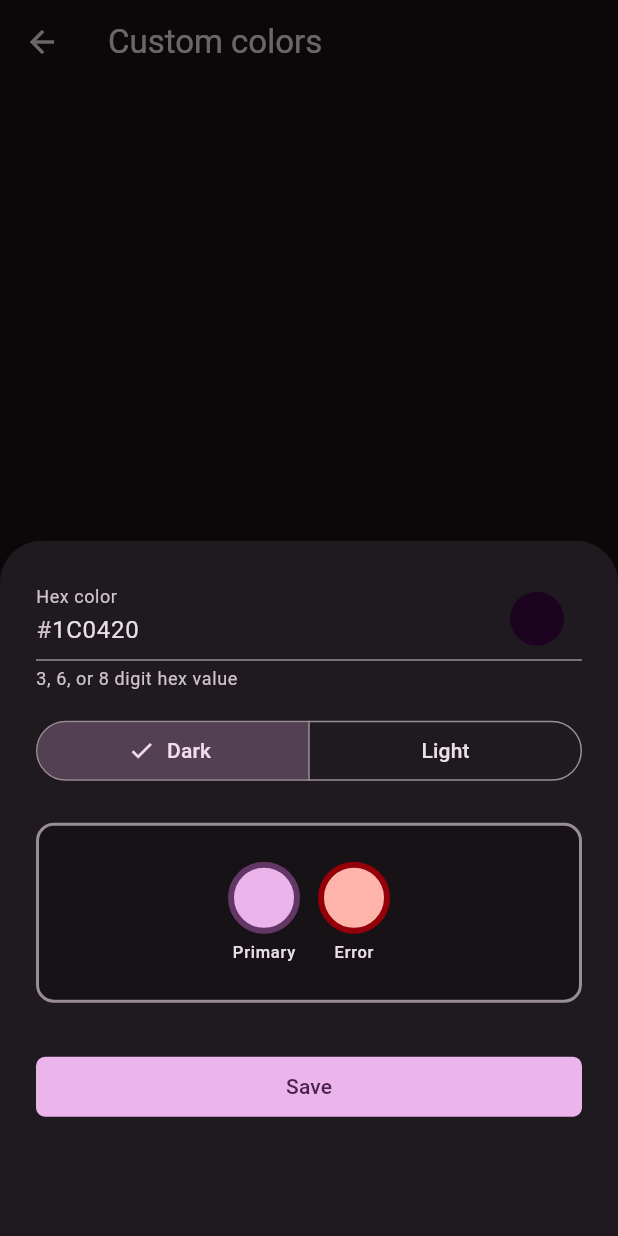
After one commit to likhithpraveenk/sudoku, a Flutter app: the CustomColorsScreen screen opened directly, after a tap on the "add" icon, on a phone screen of 412 x 824 dp. The commit adds this screen. Run offline on Flutter 3.47's test engine with Material 3 defaults, Android fonts, the phone set to English and light mode, and no system bars; our stand-ins replace flutter_riverpod, hive_ce, hive_ce_flutter; accounts and stored records are empty.

Commit message:
add custom colors screen

```diff
--- a/lib/presentation/models/theme_config.dart
+++ b/lib/presentation/models/theme_config.dart
@@ -48,7 +48,43 @@ class ThemeConfig {
   }
 }
 
-extension ColorToHex on Color {
-  String toHex() =>
-      '#${(toARGB32() & 0xFFFFFF).toRadixString(16).padLeft(6, '0').toUpperCase()}';
+extension ColorExtensions on Color {
+  String toHex() {
+    final argb = toARGB32();
+    return '#${argb.toRadixString(16).padLeft(8, '0')}'.toUpperCase();
+  }
+
+  String toHexNoAlpha({bool addHash = false}) {
+    final argb = toARGB32();
+    final result = (argb & 0xFFFFFF)
+        .toRadixString(16)
+        .padLeft(6, '0')
+        .toUpperCase();
+    return addHash ? '#$result' : result;
+  }
+
+  static Color fromHex(String hex) {
+    final string = hex.replaceFirst('#', '');
+    return switch (string.length) {
+      3 => Color.fromARGB(
+        255,
+        int.parse(string[0] + string[0], radix: 16),
+        int.parse(string[1] + string[1], radix: 16),
+        int.parse(string[2] + string[2], radix: 16),
+      ),
+      6 => Color.fromARGB(
+        255,
+        int.parse(string.substring(0, 2), radix: 16),
+        int.parse(string.substring(2, 4), radix: 16),
+        int.parse(string.substring(4, 6), radix: 16),
+      ),
+      8 => Color.fromARGB(
+        int.parse(string.substring(0, 2), radix: 16),
+        int.parse(string.substring(2, 4), radix: 16),
+        int.parse(string.substring(4, 6), radix: 16),
+        int.parse(string.substring(6, 8), radix: 16),
+      ),
+      _ => throw FormatException('Invalid hex color: $hex'),
+    };
+  }
 }
--- /dev/null
+++ b/lib/presentation/screens/custom_colors_screen.dart
@@ -0,0 +1,145 @@
+import 'package:flutter/material.dart';
+import 'package:flutter_riverpod/flutter_riverpod.dart';
+import 'package:sudoku/presentation/models/theme_config.dart';
+import 'package:sudoku/presentation/widgets/add_custom_color_sheet.dart';
+import 'package:sudoku/providers/theme_provider.dart';
+
+class CustomColorsScreen extends ConsumerWidget {
+  const CustomColorsScreen({super.key});
+
+  @override
+  Widget build(BuildContext context, WidgetRef ref) {
+    final custom = ref.watch(customThemeProvider);
+    final active = ref.watch(themeConfigProvider);
+
+    return Scaffold(
+      appBar: AppBar(title: const Text('Custom colors')),
+      floatingActionButton: IconButton(
+        icon: const Icon(Icons.add),
+        tooltip: 'Add color',
+        onPressed: () {
+          showModalBottomSheet(
+            context: context,
+            builder: (_) => const AddCustomColorSheet(),
+          );
+        },
+      ),
+      floatingActionButtonLocation: .centerFloat,
+      body: SingleChildScrollView(
+        padding: const .only(bottom: 48),
+        child: Center(
+          child: ConstrainedBox(
+            constraints: const BoxConstraints(maxWidth: 480),
+            child: ListView.separated(
+              padding: const .all(12),
+              shrinkWrap: true,
+              physics: const NeverScrollableScrollPhysics(),
+              itemCount: custom.length,
+              separatorBuilder: (_, _) => const SizedBox(height: 8),
+              itemBuilder: (context, index) {
+                final config = custom[index];
+                final isActive = config == active;
+
+                return _CustomColorRow(
+                  config: config,
+                  isActive: isActive,
+                  onTap: () =>
+                      ref.read(themeConfigProvider.notifier).select(config),
+                  onDelete: () {
+                    final wasActive = isActive;
+                    ref.read(customThemeProvider.notifier).remove(config);
+                    if (wasActive) {
+                      ref
+                          .read(themeConfigProvider.notifier)
+                          .select(builtInThemes.first);
+                    }
+                  },
+                );
+              },
+            ),
+          ),
+        ),
+      ),
+    );
+  }
+}
+
+class _CustomColorRow extends StatelessWidget {
+  const _CustomColorRow({
+    required this.config,
+    required this.isActive,
+    required this.onTap,
+    required this.onDelete,
+  });
+
+  final ThemeConfig config;
+  final bool isActive;
+  final VoidCallback onTap;
+  final VoidCallback onDelete;
+
+  @override
+  Widget build(BuildContext context) {
+    final theme = Theme.of(context);
+    final scheme = ColorScheme.fromSeed(
+      seedColor: config.seedColor,
+      brightness: config.brightness,
+    );
+
+    return InkWell(
+      borderRadius: .circular(12),
+      onTap: onTap,
+      child: Container(
+        padding: const .symmetric(horizontal: 16, vertical: 12),
+        decoration: BoxDecoration(
+          color: scheme.surface,
+          borderRadius: .circular(12),
+          border: Border.all(
+            width: 4,
+            color: isActive ? scheme.primaryContainer : scheme.surfaceContainer,
+          ),
+        ),
+        child: Row(
+          spacing: 12,
+          children: [
+            Expanded(
+              child: Column(
+                crossAxisAlignment: .start,
+                children: [
+                  Text(
+                    config.seedColor.toHexNoAlpha(addHash: true),
+                    style: theme.textTheme.titleMedium?.copyWith(
+                      fontWeight: .bold,
+                    ),
+                  ),
+                  const SizedBox(height: 4),
+                  Row(
+                    spacing: 6,
+                    children: [
+                      PreviewDot(
+                        color: scheme.primary,
+                        label: 'Primary',
+                        outline: scheme.primaryContainer,
+                        textColor: scheme.onSurface,
+                      ),
+                      PreviewDot(
+                        color: scheme.error,
+                        label: 'Error',
+                        outline: scheme.errorContainer,
+                        textColor: scheme.onSurface,
+                      ),
+                    ],
+                  ),
+                ],
+              ),
+            ),
+            IconButton(
+              icon: const Icon(Icons.delete_outline),
+              tooltip: 'Remove',
+              onPressed: onDelete,
+            ),
+          ],
+        ),
+      ),
+    );
+  }
+}
--- /dev/null
+++ b/lib/presentation/widgets/add_custom_color_sheet.dart
@@ -0,0 +1,173 @@
+import 'package:flutter/material.dart';
+import 'package:flutter_riverpod/flutter_riverpod.dart';
+import 'package:sudoku/presentation/models/theme_config.dart';
+import 'package:sudoku/providers/theme_provider.dart';
+
+
+class AddCustomColorSheet extends ConsumerStatefulWidget {
+  const AddCustomColorSheet({super.key});
+
+  @override
+  ConsumerState<AddCustomColorSheet> createState() =>
+      _AddCustomColorSheetState();
+}
+
+class _AddCustomColorSheetState extends ConsumerState<AddCustomColorSheet> {
+  late final TextEditingController _controller;
+  late Color _previewColor;
+  late Brightness _brightness;
+  String? _error;
+
+  @override
+  void initState() {
+    super.initState();
+    final current = ref.read(themeConfigProvider);
+    _previewColor = current.seedColor;
+    _brightness = current.brightness;
+    _controller = TextEditingController(text: _previewColor.toHexNoAlpha());
+  }
+
+  @override
+  void dispose() {
+    _controller.dispose();
+    super.dispose();
+  }
+
+  void _onChanged(String value) {
+    setState(() {
+      _error = null;
+      try {
+        _previewColor = ColorExtensions.fromHex(value);
+      } catch (_) {
+        _error = 'Enter a valid hex color (e.g. A1B2C3)';
+      }
+    });
+  }
+
+  @override
+  Widget build(BuildContext context) {
+    final scheme = ColorScheme.fromSeed(
+      seedColor: _previewColor,
+      brightness: _brightness,
+    );
+
+    return ListView(
+      padding: const .all(24),
+      children: [
+        TextField(
+          controller: _controller,
+          decoration: InputDecoration(
+            labelText: 'Hex color',
+            hintText: 'A1B2C3',
+            errorText: _error,
+            prefixText: '#',
+            helperText: '3, 6, or 8 digit hex value',
+            suffixIcon: Container(
+              margin: const EdgeInsets.only(right: 12),
+              decoration: BoxDecoration(color: _previewColor, shape: .circle),
+            ),
+            suffixIconConstraints: const BoxConstraints(
+              maxWidth: 48,
+              maxHeight: 48,
+            ),
+          ),
+          onChanged: _onChanged,
+        ),
+        const SizedBox(height: 16),
+        SegmentedButton<Brightness>(
+          segments: const [
+            ButtonSegment(value: .dark, label: Text('Dark')),
+            ButtonSegment(value: .light, label: Text('Light')),
+          ],
+          selected: {_brightness},
+          onSelectionChanged: (v) => setState(() => _brightness = v.first),
+        ),
+        const SizedBox(height: 24),
+        Container(
+          padding: const EdgeInsets.all(24),
+          decoration: BoxDecoration(
+            color: scheme.surface,
+            border: .all(width: 2, color: scheme.outline),
+            borderRadius: .circular(12),
+          ),
+          child: Row(
+            spacing: 12,
+            mainAxisAlignment: .center,
+            children: [
+              PreviewDot(
+                color: scheme.primary,
+                label: 'Primary',
+                outline: scheme.primaryContainer,
+                textColor: scheme.onSurface,
+              ),
+              PreviewDot(
+                color: scheme.error,
+                label: 'Error',
+                outline: scheme.errorContainer,
+                textColor: scheme.onSurface,
+              ),
+            ],
+          ),
+        ),
+        const SizedBox(height: 32),
+        SizedBox(
+          width: double.infinity,
+          child: FilledButton(
+            onPressed: _error == null
+                ? () {
+                    final config = ThemeConfig(
+                      seedColor: _previewColor,
+                      brightness: _brightness,
+                    );
+                    ref.read(customThemeProvider.notifier).add(config);
+                    ref.read(themeConfigProvider.notifier).select(config);
+                    Navigator.of(context).pop();
+                  }
+                : null,
+            child: const Text('Save'),
+          ),
+        ),
+      ],
+    );
+  }
+}
+
+class PreviewDot extends StatelessWidget {
+  const PreviewDot({
+    required this.color,
+    required this.outline,
+    required this.label,
+    required this.textColor,
+    super.key,
+  });
+
+  final Color color;
+  final Color outline;
+  final String label;
+  final Color textColor;
+
+  @override
+  Widget build(BuildContext context) {
+    return Column(
+      mainAxisSize: .min,
+      children: [
+        Container(
+          width: 48,
+          height: 48,
+          decoration: BoxDecoration(
+            color: color,
+            shape: .circle,
+            border: .all(color: outline, width: 4),
+          ),
+        ),
+        const SizedBox(height: 4),
+        Text(
+          label,
+          style: Theme.of(
+            context,
+          ).textTheme.labelSmall?.copyWith(color: textColor),
+        ),
+      ],
+    );
+  }
+}
```
Also changed, not shown: lib/presentation/screens/settings_screen.dart (+152 -72 lines), lib/presentation/widgets/theme_selector.dart (+26 -5 lines), lib/providers/theme_provider.dart (+2 -6 lines).
